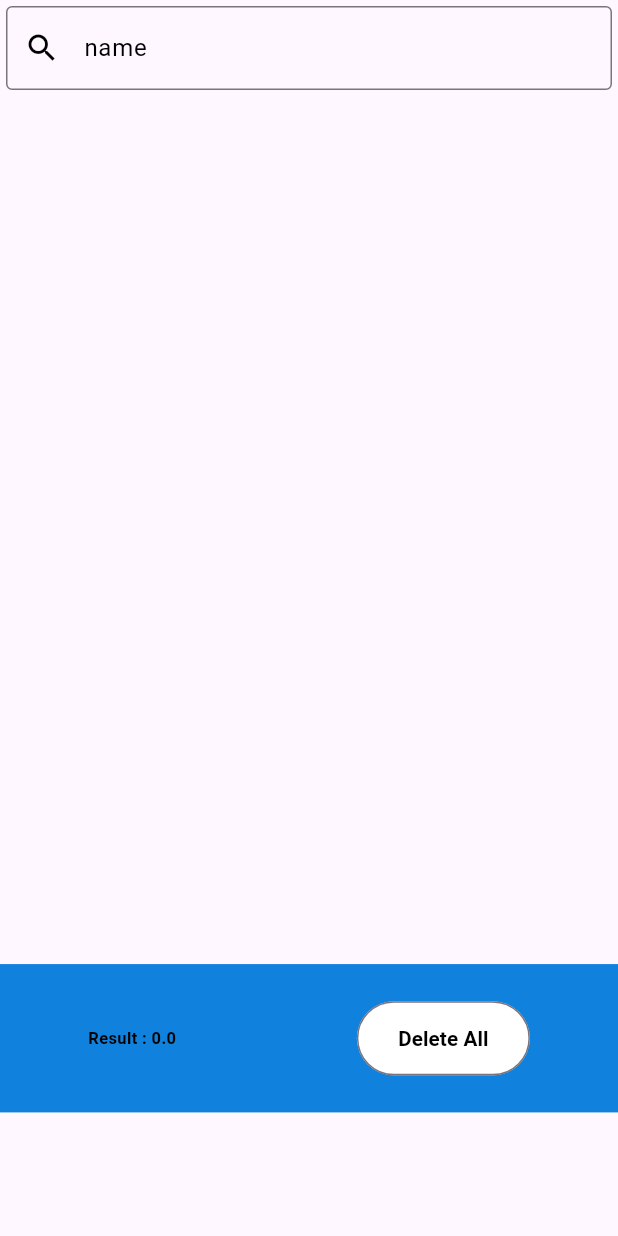
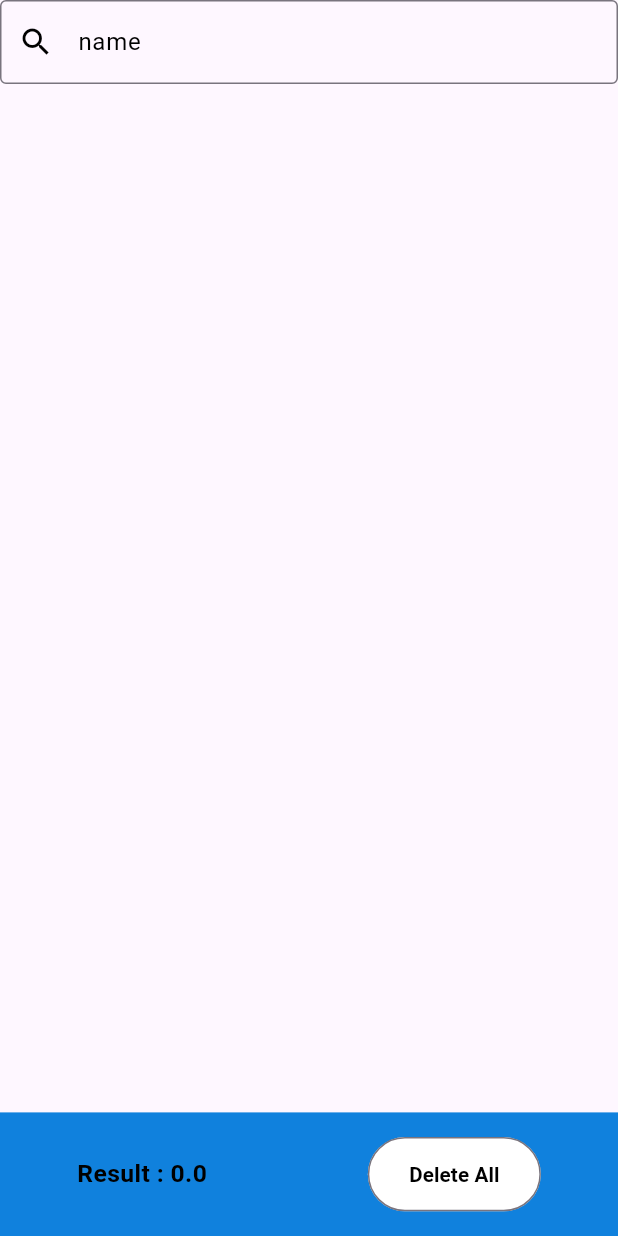
Before and after one commit to Ah95ed/Point-of-Sale, a Flutter app: the AccountOrders widget shown alone on an empty page, opened directly, on a phone screen of 412 x 824 dp. Run offline on Flutter 3.47's test engine with Material 3 defaults, Android fonts, the light colour scheme and no system bars; our stand-ins replace barcode_widget, file_picker, flutter_svg, get, pdf, permission_handler and 3 more; missing offline and left inert: fluent_ui; accounts and stored records are empty.

Commit message:
responsive ui desktop and mobile

```diff
--- a/lib/Model/Models/DataBaseApp/AccountOrdersDataBase.dart
+++ b/lib/Model/Models/DataBaseApp/AccountOrdersDataBase.dart
@@ -84,8 +84,6 @@ class AccountOrdersDataBase {
 
   Future<Future<int>?> delete(String id) async {
     _database = await database;
-    // db?.delete(TableName, id);
-    //  return _database!.delete(TableAccount, where: id);
     return _database!.rawDelete(
       'DELETE FROM $TableAccount WHERE ID = ?',
       [id],
--- a/lib/View/Pages/AccountOrders.dart
+++ b/lib/View/Pages/AccountOrders.dart
@@ -2,6 +2,7 @@ import 'dart:developer';
 
 import 'package:flutter/material.dart';
 import 'package:get/get.dart';
+import 'package:point_of_sell/Helper/Log/Logger.dart';
 import 'package:point_of_sell/View/Colors/Colors.dart';
 import 'package:point_of_sell/View/style/SizeApp/SizeApp.dart';
 import 'package:point_of_sell/View/Widget/AllItems.dart';
@@ -30,12 +31,9 @@ class _AccountOrdersState extends State<AccountOrders> {
         init: AccountController(),
         builder: (controller) {
           return Column(
-            mainAxisSize: MainAxisSize.max,
+            mainAxisAlignment: MainAxisAlignment.spaceBetween,
             children: [
-              Container(
-                height: getHeight(8),
-                padding: const EdgeInsets.all(4.0),
-                child: TextFormField(
+              TextFormField(
                 controller: controller.controller,
                 onChanged: (value) {
                   if (value.isEmpty) return;
@@ -62,9 +60,11 @@ class _AccountOrdersState extends State<AccountOrders> {
                   ),
                 ),
               ),
-              ),
               SizedBox(
-                height: getHeight(70),
+                height: context.isMobile
+                ? context.getHeight(69)
+                 - context.getAppBarHeightWithStatusBar()
+                  :context.getHeight(72),
                 child: GridView.builder(
                     gridDelegate: SliverGridDelegateWithFixedCrossAxisCount(
                       crossAxisCount: context.isMobile ? 2 : 4,
@@ -89,7 +89,7 @@ class _AccountOrdersState extends State<AccountOrders> {
               ),
               Container(
                 color: ColorUsed.lightBlue,
-                height:context.getHeight(12),
+                height: context.getHeight(10),
                 child: Row(
                   mainAxisAlignment: MainAxisAlignment.spaceAround,
                   children: [
@@ -98,7 +98,7 @@ class _AccountOrdersState extends State<AccountOrders> {
                       style: TextStyle(
                         color: Colors.black,
                         fontWeight: FontWeight.bold,
-                        fontSize: getFontSize(8),
+                        fontSize: context.getFontSize(6),
                       ),
                     ),
                     SizedBox(
@@ -122,7 +122,7 @@ class _AccountOrdersState extends State<AccountOrders> {
                           'Delete All',
                           style: TextStyle(
                             color: Colors.black,
-                            fontSize: context.getFontSize(10),
+                            fontSize: context.getFontSize(5),
                             fontWeight: FontWeight.bold,
                           ),
                         ),
--- a/lib/View/Pages/WelcomeScreen.dart
+++ b/lib/View/Pages/WelcomeScreen.dart
@@ -22,9 +22,7 @@ class WelcomeScreen extends StatelessWidget {
     return GetBuilder<WelcomeController>(
       init: WelcomeController(),
       builder: (controller) {
-        return context.isMobile
-            ? const Mobile()
-            : NavigationView(
+        return  NavigationView(
                 pane: NavigationPane(
                   selected: controller.selecte,
                   size: NavigationPaneSize(
--- a/lib/View/style/SizeApp/SizeApp.dart
+++ b/lib/View/style/SizeApp/SizeApp.dart
@@ -2,17 +2,19 @@ import 'package:flutter/material.dart';
 import 'package:get/get.dart';
 
 extension SizedApp on BuildContext {
-  bool get isMobile => MediaQuery.of(this).size.width < 600;
+  bool get isMobile => MediaQuery.of(this).size.width < 800;
   double getHeight(double? h) => MediaQuery.of(this).size.height * h! / 100;
 
-  double getWidth(double? w) =>  MediaQuery.of(this).size.width * w! / 100;
-
+  double getWidth(double? w) => MediaQuery.of(this).size.width * w! / 100;
 
   double getFontSize(double? f) {
     return isMobile
-        ? (MediaQuery.of(Get.context!).size.width / 3) * f! / 100
-        : (MediaQuery.of(Get.context!).size.height / 3) * f! / 100;
+     ? (MediaQuery.of(Get.context!).size.height / 3) * f! / 100
+     : (MediaQuery.of(Get.context!).size.width / 3) * f! / 100;
   }
+  double getAppBarHeightWithStatusBar() {
+  return AppBar().preferredSize.height + MediaQuery.of(this).padding.top;
+}
 }
 
 bool get isLandscape =>
```
Also changed, not shown: lib/Control/AccountController.dart (+4 -5 lines), lib/View/Pages/SalesInterface/SalesInterface.dart (+33 -16 lines), lib/View/Widget/Mobile.dart (+28 -9 lines), lib/main.dart (+5 -10 lines). Lines whose indentation alone changed are shown as unchanged.
